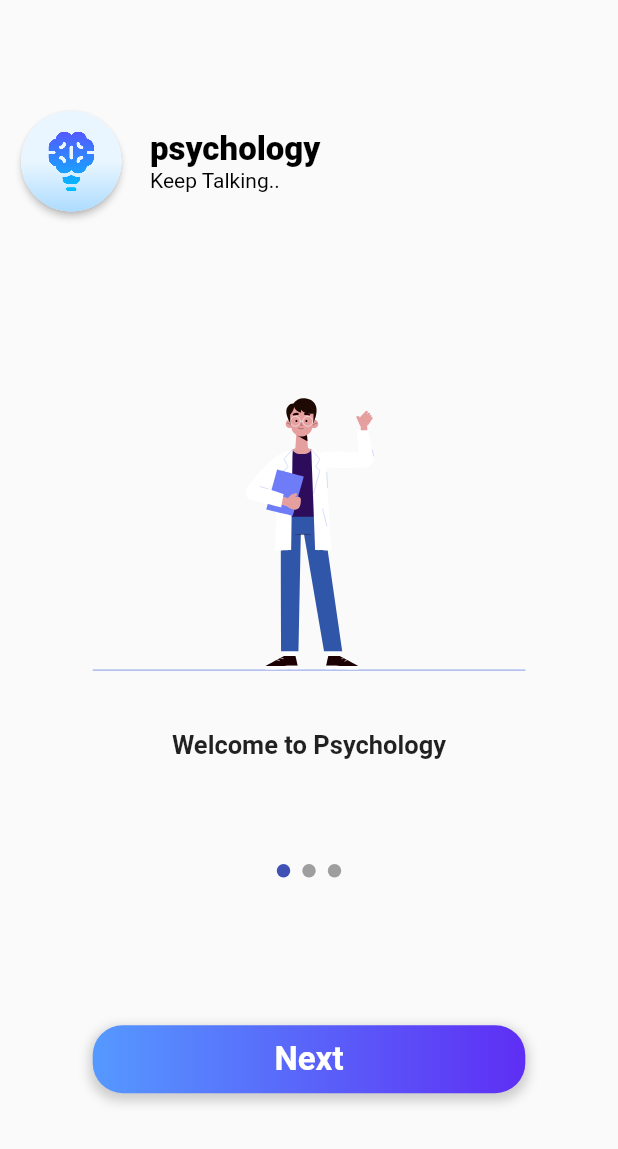
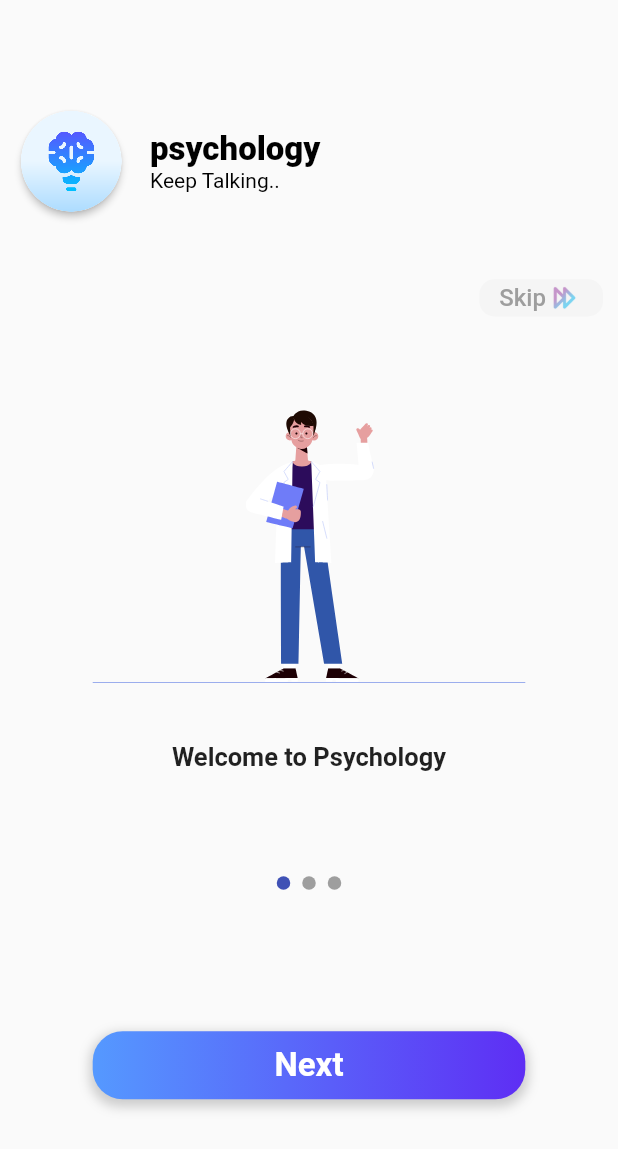
Before and after one commit to ibrahim-atef/psychology, a Flutter app: the screen it shows after launch, on a phone screen of 412 x 824 dp. Shown: the top 1149 px of the screen. Run offline on Flutter 3.47's test engine with Material 2 defaults, Android fonts, the phone set to English and light mode, and no system bars; drawn by our look-alikes of smooth_page_indicator; our stand-ins replace animated_text_kit, cloud_firestore, firebase_auth, firebase_core, firebase_storage, get and 4 more; accounts and stored records are empty; project files that could hold a hidden picture were left out.

Commit message:
عمكو ليفاي ي رجاله ههههه

```diff
--- a/lib/routes/routes.dart
+++ b/lib/routes/routes.dart
@@ -26,7 +26,7 @@ class AppRoutes {
         binding: SplashBinding()),
     GetPage(
       name: Routes.loginScreen,
-      page: () => LoginScreen(),
+      page: () => LoginScreen(),transition: Transition.downToUp,transitionDuration: Duration(milliseconds: 1000),
       //testing auth
       binding: AuthBinding(),
     ),
--- a/lib/view/screens/splash_page_view/on_boarding_screen.dart
+++ b/lib/view/screens/splash_page_view/on_boarding_screen.dart
@@ -2,6 +2,7 @@ import 'package:flutter/material.dart';
 import 'package:get/get.dart';
 import 'package:psychology/controller/controllers/splash_controller.dart';
 import 'package:psychology/routes/routes.dart';
+import 'package:psychology/utils/constants.dart';
 import 'package:psychology/view/widgets/on_boarding_widgets/app_icon_and_name.dart';
 import 'package:psychology/view/widgets/on_boarding_widgets/matreal_button.dart';
 import 'package:psychology/view/widgets/on_boarding_widgets/page_view_images.dart';
@@ -20,9 +21,49 @@ class OnBoardingScreen extends StatelessWidget {
         padding: EdgeInsets.only(top: 70, left: 10, right: 10, bottom: 10),
         child: Column(
           children: [
-            AppIconAndName(color: Colors.black,),
-            SizedBox(
-              height: height * .12,
+            AppIconAndName(
+              color: Colors.black,
+            ),
+            GetBuilder<SplashController>(
+              builder: (_) {
+                return (controller.isLast.value == true)
+                    ? SizedBox(
+                        height: height * .13,
+                      )
+                    : InkWell(
+                        onTap: () {
+                          Get.offAllNamed(Routes.loginScreen,);
+                        },
+                        child: Container(
+                          alignment: Alignment.centerRight,
+                          height: height * .13,
+                          child: Container(
+                            alignment: Alignment.center,
+                            height: height * .03,
+                            width: width * .2,
+                            decoration: BoxDecoration(
+                                color: Colors.grey[100],
+                                borderRadius: BorderRadius.circular(10)),
+                            child: Row(
+                              mainAxisAlignment: MainAxisAlignment.center,
+                              children: [
+                                Text(
+                                  "Skip",
+                                  style: TextStyle(
+                                      fontSize: 16,
+                                      fontWeight: FontWeight.w500,
+                                      color: grey),
+                                ),
+                                Opacity(
+                                    opacity: .5,
+                                    child:
+                                        Image.asset("assets/images/skip.png"))
+                              ],
+                            ),
+                          ),
+                        ),
+                      );
+              },
             ),
             SizedBox(height: height * .43, child: PageViewImages()),
             Spacer(),
@@ -30,27 +71,23 @@ class OnBoardingScreen extends StatelessWidget {
               builder: (_) {
                 return MatrealBtn(
                     text: (controller.isLast.value == true) ? 'LogIn' : 'Next',
-                    onPressed:  controller.isLast.value==true?() async  {
+                    onPressed: controller.isLast.value == true
+                        ? () async {
                             await controller.pageeController.value.nextPage(
                                 duration: Duration(milliseconds: 450),
                                 curve: Curves.easeInOut);
                             controller.checkController();
                             Get.offAllNamed(Routes.loginScreen);
-
-
-
-                    }:() async  {
+                          }
+                        : () async {
                             await controller.pageeController.value.nextPage(
                                 duration: Duration(milliseconds: 450),
                                 curve: Curves.easeInOut);
                             controller.checkController();
-
-
                           },
                     width: width * .7);
               },
             ),
-
             Spacer(),
           ],
         ),
--- a/lib/view/widgets/patient_screens_widgets/home_widgets/popular_doctors_list_view.dart
+++ b/lib/view/widgets/patient_screens_widgets/home_widgets/popular_doctors_list_view.dart
@@ -95,9 +95,9 @@ class PopularDoctorsListView extends StatelessWidget {
               )
             : Padding(
               padding:  EdgeInsets.only(top: SizeConfig.defaultSize!*10),
-              child: Center(
+              child: const Center(
                   child: Text(
-                    "Doctors Will be add soon...",
+                    "Doctors Will be added soon...",
                     style: TextStyle(fontSize: 20, fontWeight: FontWeight.bold),
                   ),
                 ),
```
Also changed, not shown: lib/view/screens/patient_screens/patient_update_profile.dart (added, +56 -0 lines), lib/view/screens/patient_screens/profile_screen.dart (+15 -8 lines), lib/view/widgets/auth/profile_image_picking.dart (+4 -5 lines), assets/images/skip.png (added). Lines whose indentation alone changed are shown as unchanged.
